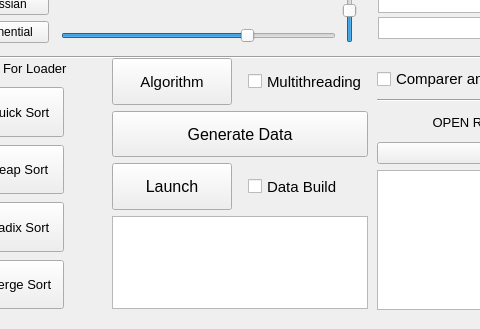
Above: src/ui/mainwindow.ui from Karenina-na/Sorting before the change; both pictures show x 169 to 649 and y 191 to 520 of the 820 by 520 pixel window. Below: the same form after it.
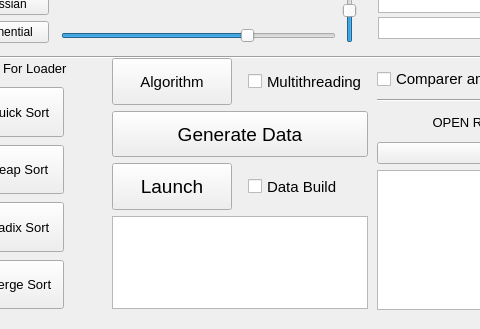
That is the form after the change. Icons and pictures are not drawn. Custom widgets are drawn as their Qt base class.

Diff of the .ui file:
```diff
--- a/src/ui/mainwindow.ui
+++ b/src/ui/mainwindow.ui
@@ -666,7 +666,7 @@
        </property>
        <property name="font">
         <font>
-         <pointsize>12</pointsize>
+         <pointsize>14</pointsize>
         </font>
        </property>
        <property name="text">
@@ -719,7 +719,7 @@
        </property>
        <property name="font">
         <font>
-         <pointsize>12</pointsize>
+         <pointsize>14</pointsize>
         </font>
        </property>
        <property name="text">
```
